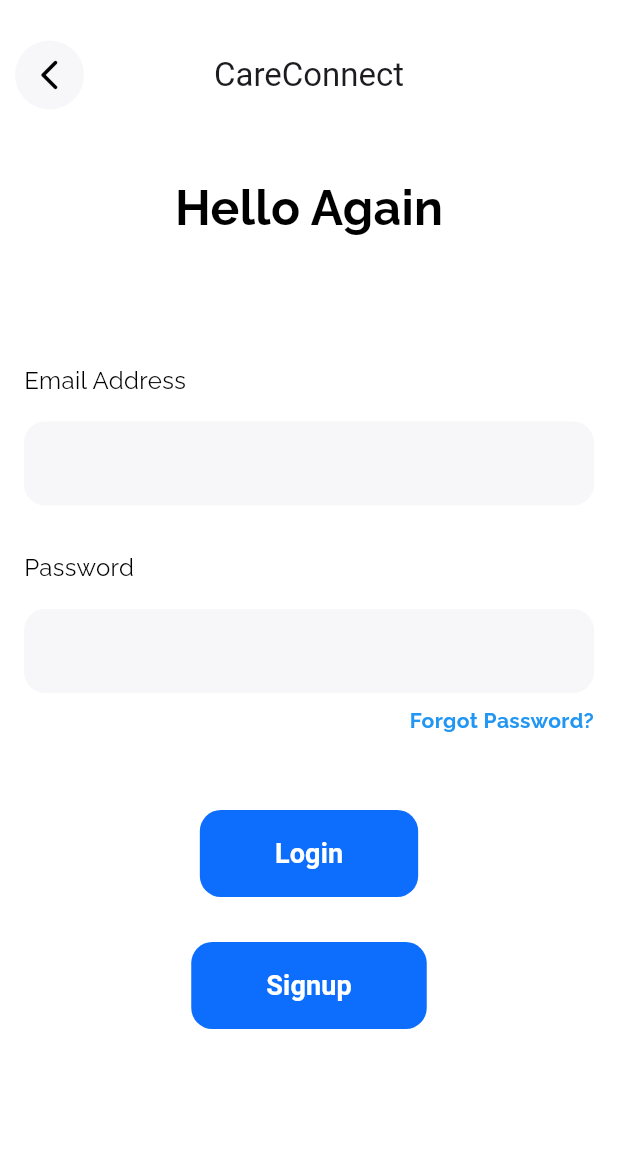
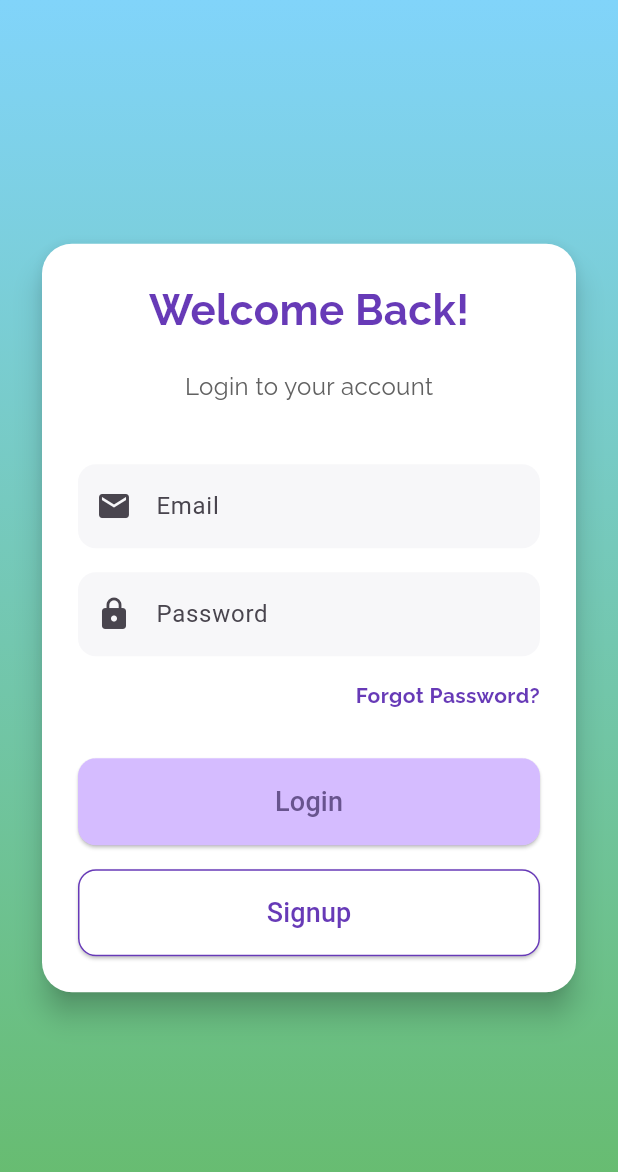
Before and after one commit to shreya-13-04/care-connect-main, a Flutter app: the screen it shows after launch, after a tap on "Customer", on a phone screen of 412 x 824 dp. Shown: the top 1172 px of the screen. Run offline on Flutter 3.47's test engine with Material 3 defaults, Android fonts, the phone set to English and light mode, and no system bars; our stand-ins replace animate_do, cloud_firestore, firebase_auth, firebase_core, google_fonts, google_maps_flutter and 1 more; missing offline and left inert: google_maps_flutter_android; accounts and stored records are empty; network calls fail.

Commit message:
Update login.dart with UI

```diff
--- a/lib/customer/LoginSetup/login.dart
+++ b/lib/customer/LoginSetup/login.dart
@@ -1,45 +1,37 @@
-import 'package:careconnect/customer/HomePage/demo.dart';
-import 'package:careconnect/customer/HomePage/homePage.dart';
-import 'package:careconnect/loginHomepage/forget_password.dart';
-import 'package:careconnect/loginHomepage/ui.dart';
 import 'package:flutter/material.dart';
+import 'package:google_fonts/google_fonts.dart';
 import 'package:firebase_auth/firebase_auth.dart';
 import 'package:firebase_core/firebase_core.dart';
-import 'package:cloud_firestore/cloud_firestore.dart';
+import '../../firebase_options.dart';
+import 'package:careconnect/customer/HomePage/demo.dart';
 import 'package:careconnect/customer/LoginSetup/signup.dart';
-import '../../firebase_options.dart';
-import 'package:careconnect/customer/LoginSetup/signup.dart';
+import 'package:careconnect/loginHomepage/forget_password.dart';
 import 'dart:developer' as devtools show log;
-import 'package:google_fonts/google_fonts.dart';
 
 class Login extends StatelessWidget {
   const Login({super.key});
 
-  // This widget is the root of your application.
   @override
   Widget build(BuildContext context) {
-    return DefaultTabController(
-      length: 2, // Number of tabs
-      child: MaterialApp(
-        title: 'Flutter Demo',
+    return MaterialApp(
+      title: 'CareConnect',
+      debugShowCheckedModeBanner: false,
+      home: const LoginScreen(),
       theme: ThemeData(
         colorScheme: ColorScheme.fromSeed(seedColor: Colors.deepPurple),
-        ),
-        debugShowCheckedModeBanner: false,
-        home: const MyHomePage(),
       ),
     );
   }
 }
 
-class MyHomePage extends StatefulWidget {
-  const MyHomePage({super.key});
+class LoginScreen extends StatefulWidget {
+  const LoginScreen({super.key});
 
   @override
-  State<MyHomePage> createState() => _HomepageState();
+  State<LoginScreen> createState() => _LoginScreenState();
 }
 
-class _HomepageState extends State<MyHomePage> {
+class _LoginScreenState extends State<LoginScreen> {
   late final TextEditingController _email;
   late final TextEditingController _password;
   String _errorMessage = '';
@@ -55,93 +47,86 @@ class _HomepageState extends State<MyHomePage> {
   void dispose() {
     _email.dispose();
     _password.dispose();
+    super.dispose();
   }
 
   @override
   Widget build(BuildContext context) {
+    final size = MediaQuery.of(context).size;
+
     return Scaffold(
-      backgroundColor: Colors.white,
-      resizeToAvoidBottomInset: true,
-      //bottomNavigationBar: _signup(context),
-      appBar: AppBar(
-        title: Text('CareConnect'),
-        centerTitle: true,
-        backgroundColor: Colors.transparent,
-        elevation: 0,
-        toolbarHeight: 100,
-        leading: GestureDetector(
-          onTap: () {
-            Navigator.of(
-              context,
-            ).push(MaterialPageRoute(builder: (context) => const Hpage1()));
-          },
-          child: Container(
-            margin: const EdgeInsets.only(left: 10),
+      body: Container(
+        width: size.width,
+        height: size.height,
         decoration: const BoxDecoration(
-              color: Color(0xffF7F7F9),
-              shape: BoxShape.circle,
-            ),
-            child: const Center(
-              child: Icon(
-                Icons.arrow_back_ios_new_rounded,
-                color: Colors.black,
+          gradient: LinearGradient(
+            colors: [Color(0xff81D4FA), Color(0xff66BB6A)], // light blue to green
+            begin: Alignment.topCenter,
+            end: Alignment.bottomCenter,
           ),
         ),
+
+        child: Center(
+          child: SingleChildScrollView(
+            padding: const EdgeInsets.symmetric(horizontal: 24),
+            child: Card(
+              elevation: 8,
+              shape: RoundedRectangleBorder(
+                borderRadius: BorderRadius.circular(20),
+              ),
+              color: Colors.white,
+              child: Padding(
+                padding: const EdgeInsets.all(24.0),
+                child: Column(
+                  mainAxisSize: MainAxisSize.min,
+                  children: [
+                    Text(
+                      'Welcome Back!',
+                      style: GoogleFonts.raleway(
+                        fontSize: 28,
+                        fontWeight: FontWeight.bold,
+                        color: Colors.deepPurple,
                       ),
                     ),
-      ),
-      body: SafeArea(
-        child: SingleChildScrollView(
-          padding: const EdgeInsets.symmetric(horizontal: 16, vertical: 16),
-          child: Column(
-            mainAxisAlignment: MainAxisAlignment.start,
-            children: [
-              Center(
-                child: Text(
-                  'Hello Again',
+                    const SizedBox(height: 20),
+                    Text(
+                      'Login to your account',
                       style: GoogleFonts.raleway(
-                    textStyle: const TextStyle(
-                      color: Colors.black,
-                      fontWeight: FontWeight.bold,
-                      fontSize: 32,
+                        fontSize: 16,
+                        color: Colors.grey[700],
                       ),
                     ),
-                ),
-              ),
-              const SizedBox(height: 80),
-              Column(
-                mainAxisAlignment: MainAxisAlignment.start,
-                crossAxisAlignment: CrossAxisAlignment.start,
-                children: [
-                  Text(
-                    'Email Address',
-                    style: GoogleFonts.raleway(
-                      textStyle: const TextStyle(
-                        color: Colors.black,
-                        fontWeight: FontWeight.normal,
-                        fontSize: 16,
+                    const SizedBox(height: 40),
+
+                    // Email
+                    TextField(
+                      controller: _email,
+                      keyboardType: TextInputType.emailAddress,
+                      decoration: InputDecoration(
+                        prefixIcon: const Icon(Icons.email),
+                        hintText: 'Email',
+                        filled: true,
+                        fillColor: const Color(0xffF7F7F9),
+                        border: OutlineInputBorder(
+                          borderRadius: BorderRadius.circular(12),
+                          borderSide: BorderSide.none,
                         ),
                       ),
                     ),
                     const SizedBox(height: 16),
+
+                    // Password
                     TextField(
-                    controller: _email,
-                    enableSuggestions: false,
-                    autocorrect: false,
-                    keyboardType: TextInputType.emailAddress,
+                      controller: _password,
+                      obscureText: true,
                       decoration: InputDecoration(
+                        prefixIcon: const Icon(Icons.lock),
+                        hintText: 'Password',
                         filled: true,
-
-                      //hintText: 'mahdiforwork@gmail.com',
-                      // hintStyle: const TextStyle(
-                      // color: Color(0xff6A6A6A),
-                      // fontWeight: FontWeight.normal,
-                      // fontSize: 14,
-                      //),
                         fillColor: const Color(0xffF7F7F9),
                         border: OutlineInputBorder(
+                          borderRadius: BorderRadius.circular(12),
                           borderSide: BorderSide.none,
-                        borderRadius: BorderRadius.circular(14),
                         ),
                       ),
                     ),
@@ -151,127 +136,36 @@ class _HomepageState extends State<MyHomePage> {
                         padding: const EdgeInsets.only(top: 8.0),
                         child: Text(
                           _errorMessage,
-                        style: TextStyle(color: Colors.red),
+                          style: const TextStyle(color: Colors.red),
                         ),
                       ),
 
-                  //wqdaezfgvrdzgesrdgv
-                  const SizedBox(height: 30),
-                  Text(
-                    'Password',
-                    style: GoogleFonts.raleway(
-                      textStyle: const TextStyle(
-                        color: Colors.black,
-                        fontWeight: FontWeight.normal,
-                        fontSize: 16,
-                      ),
-                    ),
-                  ),
                     const SizedBox(height: 16),
-                  TextField(
-                    controller: _password,
-                    obscureText: true,
-                    enableSuggestions: false,
-                    autocorrect: false,
-                    decoration: InputDecoration(
-                      filled: true,
-                      hintText: '',
-                      hintStyle: const TextStyle(
-                        color: Color(0xff6A6A6A),
-                        fontWeight: FontWeight.normal,
-                        fontSize: 14,
-                      ),
-                      fillColor: const Color(0xffF7F7F9),
-                      border: OutlineInputBorder(
-                        borderSide: BorderSide.none,
-                        borderRadius: BorderRadius.circular(14),
-                      ),
-                    ),
-                  ),
-
-                  ///////forget password
-                  const SizedBox(height: 8),
-
-                  // Forgot Password Button aligned right
                     Align(
                       alignment: Alignment.centerRight,
                       child: GestureDetector(
-                      onTap: () async {
-                        setState(() {
-                          _errorMessage = '';
-                        });
-                        if (_email.text.trim().isEmpty) {
-                          setState(() {
-                            _errorMessage = "Please enter your email first";
-                          });
-                        }
-                        //f (_email.text.trim().isEmpty) {
-                        //ScaffoldMessenger.of(context).showSnackBar(
-                        //const SnackBar(
-                        // content: Text("Please enter your email first"),
-                        //),
-                        //);
-                        //return;
-                        //}
-                        try {
-                          await FirebaseAuth.instance.sendPasswordResetEmail(
-                            email: _email.text,
-                          );
-                          // ScaffoldMessenger.of(context).showSnackBar(
-                          // SnackBar(content: Text(_email.text.trim())),
-                          // );
-                          // ScaffoldMessenger.of(context).showSnackBar(
-                          //const SnackBar(
-                          // content: Text(
-                          //"Password reset link sent to email",
-                          // ),
-                          //),
-                          //  );
+                        onTap: () {
                           Navigator.push(
                             context,
                             MaterialPageRoute(
-                              builder: (context) => ConformationPage(),
-                            ),
+                                builder: (context) => ConformationPage()),
                           );
-                        } catch (e) {
-                          setState(() {
-                            _errorMessage = 'Error: ${e.toString()}';
-                          });
-                          ScaffoldMessenger.of(context).showSnackBar(
-                            SnackBar(content: Text("Error: ${e.toString()}")),
-                          );
-                        }
                         },
                         child: Text(
                           'Forgot Password?',
                           style: GoogleFonts.raleway(
-                          textStyle: const TextStyle(
-                            color: Colors.blue,
                             fontWeight: FontWeight.bold,
-                            fontSize: 14,
+                            color: Colors.deepPurple,
                           ),
                         ),
                       ),
                     ),
-                  ),
+                    const SizedBox(height: 32),
 
-                  //login
-                  const SizedBox(height: 50),
-
-                  // Login Button (Centered)
-                  Center(
+                    // Login Button
+                    SizedBox(
+                      width: double.infinity,
                       child: ElevatedButton(
-                      style: ElevatedButton.styleFrom(
-                        backgroundColor: const Color(0xff0D6EFD),
-                        shape: RoundedRectangleBorder(
-                          borderRadius: BorderRadius.circular(14),
-                        ),
-                        padding: const EdgeInsets.symmetric(
-                          horizontal: 50,
-                          vertical: 16,
-                        ),
-                        elevation: 0,
-                      ),
                         onPressed: () async {
                           await Firebase.initializeApp(
                             options: DefaultFirebaseOptions.currentPlatform,
@@ -284,67 +178,58 @@ class _HomepageState extends State<MyHomePage> {
                               email: email,
                               password: password,
                             );
-                          Navigator.of(context).push(
-                            MaterialPageRoute(builder: (context) => Demo1()),
-                          );
+                            Navigator.of(context).push(MaterialPageRoute(
+                                builder: (context) => Demo1()));
                             devtools.log(userCredential.toString());
-                          print(userCredential.user);
                           } on FirebaseAuthException catch (e) {
                             setState(() {
                               _errorMessage = 'Error: ${e.code}';
                             });
-                          devtools.log(e.code);
                           }
-                        // Navigate to HomePage (demo.dart)
                         },
+                        style: ElevatedButton.styleFrom(
+                          padding: const EdgeInsets.symmetric(vertical: 16),
+                          shape: RoundedRectangleBorder(
+                              borderRadius: BorderRadius.circular(12)),
+                          backgroundColor: Color(0xffd5bcff), // green
+
+                        ),
                         child: const Text(
-                        "Login",
-                        style: TextStyle(
-                          fontSize: 18,
-                          fontWeight: FontWeight.bold,
-                          color: Colors.white,
+                          'Login',
+                          style: TextStyle(fontSize: 18),
                         ),
                       ),
                     ),
-                  ),
+                    const SizedBox(height: 16),
 
-                  //signup
-                  const SizedBox(height: 30),
-
-                  // Login Button (Centered)
-                  Center(
+                    // Signup Button
+                    SizedBox(
+                      width: double.infinity,
                       child: ElevatedButton(
-                      style: ElevatedButton.styleFrom(
-                        backgroundColor: const Color(0xff0D6EFD),
-                        shape: RoundedRectangleBorder(
-                          borderRadius: BorderRadius.circular(14),
-                        ),
-                        padding: const EdgeInsets.symmetric(
-                          horizontal: 50,
-                          vertical: 16,
-                        ),
-                        elevation: 0,
-                      ),
                         onPressed: () {
-                        // Navigate to HomePage (demo.dart)
                           Navigator.pushReplacement(
                             context,
                             MaterialPageRoute(builder: (context) => Signup()),
                           );
                         },
+                        style: ElevatedButton.styleFrom(
+                          padding: const EdgeInsets.symmetric(vertical: 16),
+                          shape: RoundedRectangleBorder(
+                              borderRadius: BorderRadius.circular(12)),
+                          backgroundColor: Colors.white,
+                          side: const BorderSide(color: Colors.deepPurple),
+                        ),
                         child: const Text(
-                        "Signup",
+                          'Signup',
                           style: TextStyle(
-                          fontSize: 18,
-                          fontWeight: FontWeight.bold,
-                          color: Colors.white,
-                        ),
+                              fontSize: 18, color: Colors.deepPurple),
                         ),
                       ),
                     ),
                   ],
                 ),
-            ],
+              ),
+            ),
           ),
         ),
       ),
```
Lines whose indentation alone changed are shown as unchanged.
